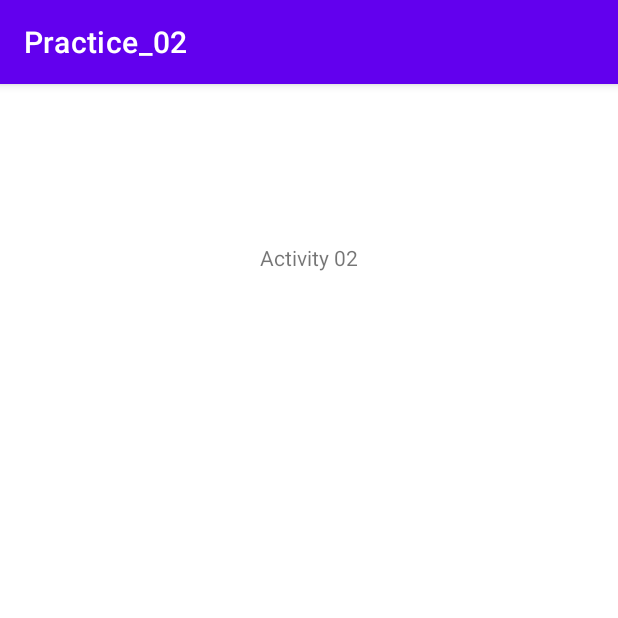
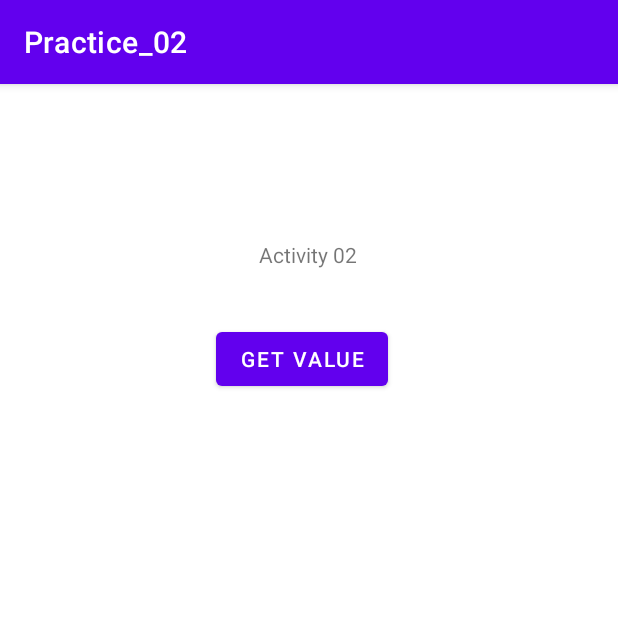
Before and after one commit to SyedAliAwais449/Practice, an Android app: the screen it shows after launch (MainActivity2), after a tap on "ACTIVITY 02", on a phone screen of 412 x 824 dp, the top half of it. Run offline under Robolectric (Android 15) with nearby library versions, the phone set to English and light mode, and no system bars.

Commit message:
passing value between activities

```diff
--- a/Application_02/app/src/main/java/com/example/practice_02/MainActivity.java
+++ b/Application_02/app/src/main/java/com/example/practice_02/MainActivity.java
@@ -20,27 +20,15 @@ public class MainActivity extends AppCompatActivity {
 
         switch (v.getId()) {
 
-            case
-                    R.id.button2:
-
-                intent = new
-                        Intent(MainActivity.this,
-                        MainActivity2.class);
-
+            case R.id.button2:
+                intent= new Intent(MainActivity.this, MainActivity2.class);
+                intent.putExtra("userId","bsef18a536");
                 startActivity(intent);
-
                 break;
-
             case R.id.button:
-
-                Uri uri =
-                        Uri.parse("tel:+923001234567");
-
-                intent = new
-                        Intent(Intent.ACTION_DIAL, uri);
-
+                Uri uri= Uri.parse("tel:+923001234567");
+                intent= new Intent(Intent.ACTION_DIAL, uri);
                 startActivity(intent);
-
                 break;
 
         }
--- a/Application_02/app/src/main/java/com/example/practice_02/MainActivity2.java
+++ b/Application_02/app/src/main/java/com/example/practice_02/MainActivity2.java
@@ -2,13 +2,27 @@ package com.example.practice_02;
 
 import androidx.appcompat.app.AppCompatActivity;
 
+import android.content.Intent;
 import android.os.Bundle;
+import android.view.View;
+import android.widget.Button;
+import android.widget.TextView;
 
 public class MainActivity2 extends AppCompatActivity {
-
+    TextView textView;
+    Button btn1;
     @Override
     protected void onCreate(Bundle savedInstanceState) {
         super.onCreate(savedInstanceState);
         setContentView(R.layout.activity_main2);
+        textView= findViewById(R.id.textView2);
+        btn1= findViewById(R.id.button3);
+        btn1.setOnClickListener(new View.OnClickListener() {
+            @Override
+            public void onClick(View v) {
+                Intent intent= getIntent();
+                textView.setText(intent.getStringExtra("userId"));
+            }
+        });
     }
 }
--- a/Application_02/app/src/main/res/layout/activity_main2.xml
+++ b/Application_02/app/src/main/res/layout/activity_main2.xml
@@ -10,9 +10,20 @@
         android:id="@+id/textView2"
         android:layout_width="wrap_content"
         android:layout_height="wrap_content"
-        android:layout_marginTop="106dp"
+        android:layout_marginTop="104dp"
         android:text="Activity 02"
         app:layout_constraintEnd_toEndOf="parent"
+        app:layout_constraintHorizontal_bias="0.498"
         app:layout_constraintStart_toStartOf="parent"
         app:layout_constraintTop_toTopOf="parent" />
+
+    <Button
+        android:id="@+id/button3"
+        android:layout_width="wrap_content"
+        android:layout_height="wrap_content"
+        android:layout_marginStart="144dp"
+        android:layout_marginTop="36dp"
+        android:text="Get Value"
+        app:layout_constraintStart_toStartOf="parent"
+        app:layout_constraintTop_toBottomOf="@+id/textView2" />
 </androidx.constraintlayout.widget.ConstraintLayout>
```
